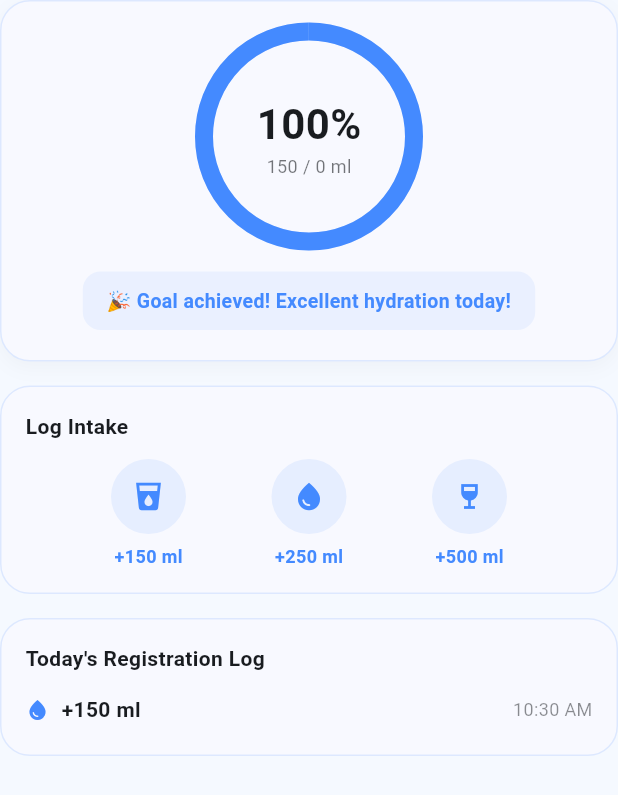
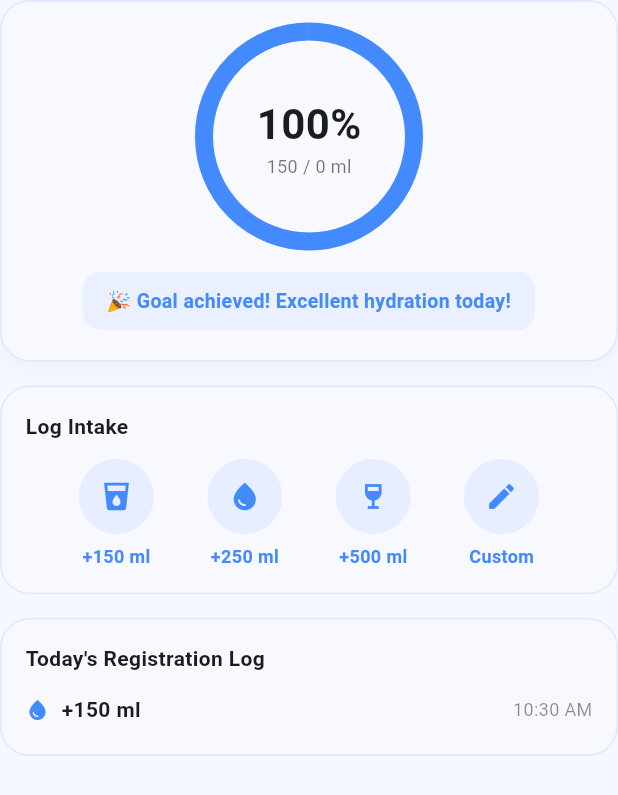
Before and after one commit to devspark-2501/Flutter-Fit-Flow-App, a Flutter app: the WaterTracker widget shown alone on an empty page, opened directly with empty values, after a tap on an icon or button, on a phone screen of 412 x 824 dp. Shown: the top 795 px of the screen. Run offline on Flutter 3.47's test engine with Material 3 defaults, Android fonts, the phone set to English and light mode, and no system bars; our stand-ins replace audioplayers, video_player; statements that could not run were skipped.

Commit message:
Water_tracker updated

```diff
--- a/lib/components/water/water_tracker.dart
+++ b/lib/components/water/water_tracker.dart
@@ -19,22 +19,104 @@ class _WaterTrackerState extends State<WaterTracker> {
   final List<Map<String, String>> _logs = [];
 
   void _addWater(int amount) {
+    if (amount <= 0) return;
     setState(() {
       _currentIntakeMl += amount;
       final now = TimeOfDay.now();
       _logs.insert(0, {
-        'amount': '+${amount} ml',
-        'time': '${now.hourOfPeriod}:${now.minute.toString().padLeft(2, '0')} ${now.period == DayPeriod.am ? 'AM' : 'PM'}',
+        'amount': '+$amount ml',
+        'time':
+        '${now.hourOfPeriod == 0 ? 12 : now.hourOfPeriod}:${now.minute.toString().padLeft(2, '0')} ${now.period == DayPeriod.am ? 'AM' : 'PM'}',
       });
     });
+  }
+
+  void _showCustomIntakeDialog(Color primaryColor) {
+    final TextEditingController customController = TextEditingController();
+
+    showModalBottomSheet(
+      context: context,
+      isScrollControlled: true,
+      shape: const RoundedRectangleBorder(
+        borderRadius: BorderRadius.vertical(top: Radius.circular(20)),
+      ),
+      builder: (context) {
+        return Padding(
+          padding: EdgeInsets.only(
+            top: 20,
+            left: 20,
+            right: 20,
+            bottom: MediaQuery.of(context).viewInsets.bottom + 20,
+          ),
+          child: Column(
+            mainAxisSize: MainAxisSize.min,
+            crossAxisAlignment: CrossAxisAlignment.start,
+            children: [
+              Text(
+                'Enter Custom Amount',
+                style: TextStyle(
+                  fontSize: 18,
+                  fontWeight: FontWeight.bold,
+                  color: Theme.of(context).colorScheme.onSurface,
+                ),
+              ),
+              const SizedBox(height: 14),
+              TextField(
+                controller: customController,
+                keyboardType: TextInputType.number,
+                autofocus: true,
+                decoration: InputDecoration(
+                  labelText: 'Water Intake (ml)',
+                  suffixText: 'ml',
+                  prefixIcon: Icon(Icons.edit, color: primaryColor),
+                  border: OutlineInputBorder(
+                    borderRadius: BorderRadius.circular(12),
+                  ),
+                ),
+              ),
+              const SizedBox(height: 16),
+              SizedBox(
+                width: double.infinity,
+                height: 48,
+                child: ElevatedButton(
+                  style: ElevatedButton.styleFrom(
+                    backgroundColor: primaryColor,
+                    shape: RoundedRectangleBorder(
+                      borderRadius: BorderRadius.circular(12),
+                    ),
+                  ),
+                  onPressed: () {
+                    final int? enteredAmount =
+                    int.tryParse(customController.text);
+                    if (enteredAmount != null && enteredAmount > 0) {
+                      _addWater(enteredAmount);
+                      Navigator.pop(context);
+                    }
+                  },
+                  child: const Text(
+                    'Add Intake',
+                    style: TextStyle(
+                      color: Colors.white,
+                      fontWeight: FontWeight.bold,
+                    ),
+                  ),
+                ),
+              ),
+            ],
+          ),
+        );
+      },
+    );
   }
 
   @override
   Widget build(BuildContext context) {
     final theme = Theme.of(context);
     final primaryColor = Colors.blueAccent;
-    final int remainingMl = (widget.dailyGoalMl - _currentIntakeMl).clamp(0, widget.dailyGoalMl);
-    final double progress = (_currentIntakeMl / widget.dailyGoalMl).clamp(0.0, 1.0);
+    final int remainingMl =
+    (widget.dailyGoalMl - _currentIntakeMl).clamp(0, widget.dailyGoalMl);
+    final double progress =
+    (_currentIntakeMl / widget.dailyGoalMl).clamp(0.0, 1.0);
 
     return Column(
       children: [
@@ -81,7 +163,7 @@ class _WaterTrackerState extends State<WaterTracker> {
                         ),
                       ),
                       Text(
-                        '${_currentIntakeMl} / ${widget.dailyGoalMl} ml',
+                        '$_currentIntakeMl / ${widget.dailyGoalMl} ml',
                         style: TextStyle(
                           fontSize: 12,
                           color: theme.colorScheme.onSurface.withOpacity(0.6),
@@ -93,7 +175,8 @@ class _WaterTrackerState extends State<WaterTracker> {
               ),
               const SizedBox(height: 20),
               Container(
-                padding: const EdgeInsets.symmetric(horizontal: 16, vertical: 10),
+                padding:
+                const EdgeInsets.symmetric(horizontal: 16, vertical: 10),
                 decoration: BoxDecoration(
                   color: primaryColor.withOpacity(0.08),
                   borderRadius: BorderRadius.circular(12),
@@ -116,7 +199,7 @@ class _WaterTrackerState extends State<WaterTracker> {
 
         const SizedBox(height: 16),
 
-        // Quick Add Buttons
+        // Quick Add Buttons & Manual Custom Intake
         Container(
           padding: const EdgeInsets.all(16),
           decoration: BoxDecoration(
@@ -138,9 +221,34 @@ class _WaterTrackerState extends State<WaterTracker> {
               Row(
                 mainAxisAlignment: MainAxisAlignment.spaceEvenly,
                 children: [
-                  _buildAddButton(150, 'Glass (150ml)', Icons.local_drink, primaryColor),
-                  _buildAddButton(250, 'Cup (250ml)', Icons.water_drop, primaryColor),
-                  _buildAddButton(500, 'Bottle (500ml)', Icons.wine_bar, primaryColor),
+                  _buildAddButton(
+                    150,
+                    'Glass',
+                    Icons.local_drink,
+                    primaryColor,
+                        () => _addWater(150),
+                  ),
+                  _buildAddButton(
+                    250,
+                    'Cup',
+                    Icons.water_drop,
+                    primaryColor,
+                        () => _addWater(250),
+                  ),
+                  _buildAddButton(
+                    500,
+                    'Bottle',
+                    Icons.wine_bar,
+                    primaryColor,
+                        () => _addWater(500),
+                  ),
+                  _buildAddButton(
+                    0,
+                    'Custom',
+                    Icons.edit,
+                    primaryColor,
+                        () => _showCustomIntakeDialog(primaryColor),
+                  ),
                 ],
               ),
             ],
@@ -182,12 +290,24 @@ class _WaterTrackerState extends State<WaterTracker> {
                         children: [
                           Row(
                             children: [
-                              Icon(Icons.water_drop, color: primaryColor, size: 16),
+                              Icon(Icons.water_drop,
+                                  color: primaryColor, size: 16),
                               const SizedBox(width: 8),
-                              Text(log['amount']!, style: const TextStyle(fontWeight: FontWeight.w600)),
+                              Text(
+                                log['amount']!,
+                                style: const TextStyle(
+                                    fontWeight: FontWeight.w600),
+                              ),
                             ],
                           ),
-                          Text(log['time']!, style: TextStyle(color: theme.colorScheme.onSurface.withOpacity(0.5), fontSize: 12)),
+                          Text(
+                            log['time']!,
+                            style: TextStyle(
+                              color:
+                              theme.colorScheme.onSurface.withOpacity(0.5),
+                              fontSize: 12,
+                            ),
+                          ),
                         ],
                       ),
                     );
@@ -200,9 +320,15 @@ class _WaterTrackerState extends State<WaterTracker> {
     );
   }
 
-  Widget _buildAddButton(int amount, String label, IconData icon, Color primaryColor) {
+  Widget _buildAddButton(
+      int amount,
+      String label,
+      IconData icon,
+      Color primaryColor,
+      VoidCallback onTap,
+      ) {
     return GestureDetector(
-      onTap: () => _addWater(amount),
+      onTap: onTap,
       child: Column(
         children: [
           Container(
@@ -215,7 +341,7 @@ class _WaterTrackerState extends State<WaterTracker> {
           ),
           const SizedBox(height: 6),
           Text(
-            '+$amount ml',
+            amount > 0 ? '+$amount ml' : label,
             style: TextStyle(
               fontSize: 12,
               fontWeight: FontWeight.bold,
--- a/lib/widgets/app_drawer.dart
+++ b/lib/widgets/app_drawer.dart
@@ -49,7 +49,7 @@ class AppDrawer extends StatelessWidget {
     if (title == "Home") {
       Navigator.pushReplacement(
         context,
-        MaterialPageRoute(builder: (context) => const HomePage()),
+        MaterialPageRoute(builder: (context) => HomePage()),
       );
     } else if (title == "Workouts") {
       Navigator.pushReplacement(
```
